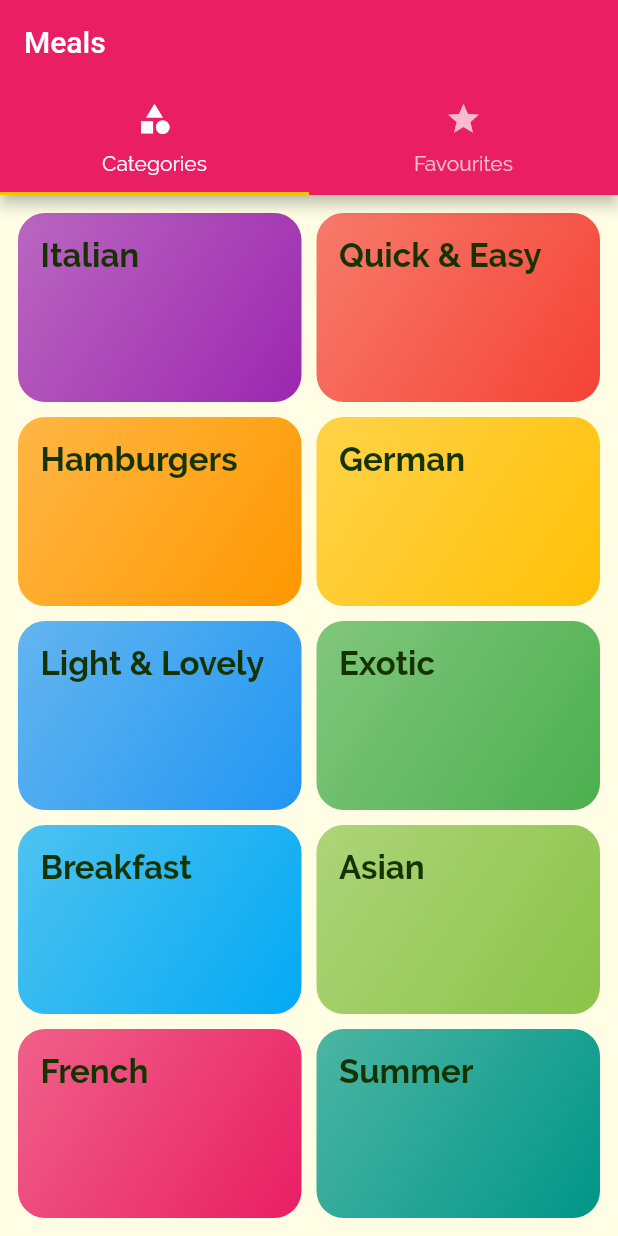
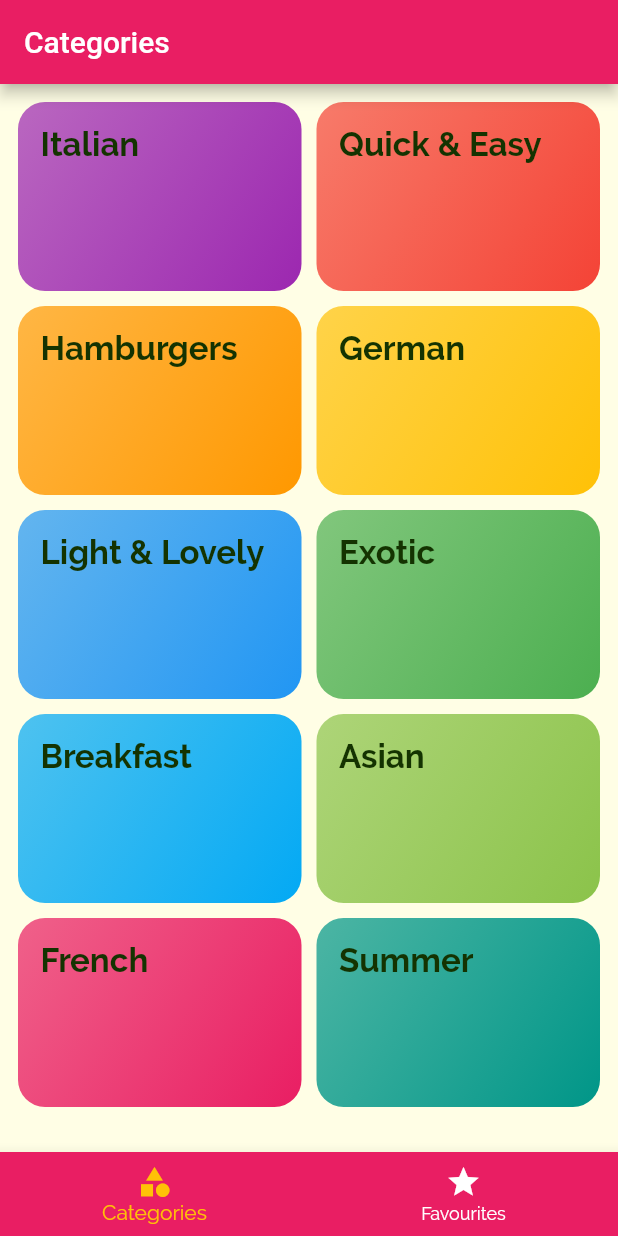
Before and after one commit to Yassin-H-Rassul/flutter_meals_app, a Flutter app: the screen it shows after launch, on a phone screen of 412 x 824 dp. Run offline on Flutter 3.47's test engine with Material 2 defaults, Android fonts, the phone set to English and light mode, and no system bars.

Commit message:
added bottom navigation helper.

```diff
--- a/lib/main.dart
+++ b/lib/main.dart
@@ -1,4 +1,5 @@
 import 'package:flutter/material.dart';
+import 'package:meals_app/screens/bottom_nav_helper.dart';
 import 'package:meals_app/screens/category_meals_screen.dart';
 import 'package:meals_app/screens/category_screen.dart';
 import 'package:meals_app/screens/meal_detail_screen.dart';
@@ -38,7 +39,7 @@ class MyApp extends StatelessWidget {
       ),
       // home: CategoryScreen(),
       routes: {
-        '/': (context) => TabsScreen(),
+        '/': (context) => BottomNavHelper(),
         CategoryMealsScreen.routeName: (context) => CategoryMealsScreen(),
         MealDetailScreen.routeName: (context) => MealDetailScreen(),
       },
--- /dev/null
+++ b/lib/screens/bottom_nav_helper.dart
@@ -0,0 +1,51 @@
+import 'package:flutter/material.dart';
+import 'package:meals_app/screens/category_screen.dart';
+import 'package:meals_app/screens/favourites_screen.dart';
+
+class BottomNavHelper extends StatefulWidget {
+  const BottomNavHelper({Key? key}) : super(key: key);
+
+  @override
+  State<BottomNavHelper> createState() => _BottomNavHelperState();
+}
+
+class _BottomNavHelperState extends State<BottomNavHelper> {
+  int _selectedPageIndex = 0;
+  List<Map<String, dynamic>> _pages = [
+    {'page': CategoryScreen(), 'title': 'Categories'},
+    {'page': FavouritesScreen(), 'title': 'Your Favourite'},
+  ];
+
+  void _selectPage(int index) {
+    setState(() {
+      _selectedPageIndex = index;
+    });
+  }
+
+  @override
+  Widget build(BuildContext context) {
+    return Scaffold(
+      appBar: AppBar(
+        title: Text(_pages[_selectedPageIndex]['title']),
+      ),
+      body: _pages[_selectedPageIndex]['page'],
+      bottomNavigationBar: BottomNavigationBar(
+        backgroundColor: Theme.of(context).primaryColor,
+        selectedItemColor: Theme.of(context).accentColor,
+        unselectedItemColor: Colors.white,
+        currentIndex: _selectedPageIndex,
+        onTap: _selectPage,
+        items: [
+          BottomNavigationBarItem(
+            icon: Icon(Icons.category),
+            label: 'Categories',
+          ),
+          BottomNavigationBarItem(
+            icon: Icon(Icons.star),
+            label: 'Favourites',
+          ),
+        ],
+      ),
+    );
+  }
+}
--- a/lib/screens/tabs_screen.dart
+++ b/lib/screens/tabs_screen.dart
@@ -1,46 +1,46 @@
-import 'package:flutter/material.dart';
-import 'package:meals_app/screens/category_screen.dart';
-import 'package:meals_app/screens/favourites_screen.dart';
+// import 'package:flutter/material.dart';
+// import 'package:meals_app/screens/category_screen.dart';
+// import 'package:meals_app/screens/favourites_screen.dart';
 
-class TabsScreen extends StatefulWidget {
-  const TabsScreen({Key? key}) : super(key: key);
+// class TabsScreen extends StatefulWidget {
+//   const TabsScreen({Key? key}) : super(key: key);
 
-  @override
-  State<TabsScreen> createState() => _TabsScreenState();
-}
+//   @override
+//   State<TabsScreen> createState() => _TabsScreenState();
+// }
 
-class _TabsScreenState extends State<TabsScreen> {
-  @override
-  Widget build(BuildContext context) {
-    return DefaultTabController(
-      length: 2,
-      child: Scaffold(
-        appBar: AppBar(
-          title: Text('Meals'),
-          bottom: const TabBar(
-            tabs: [
-              Tab(
-                icon: Icon(
-                  Icons.category,
-                ),
-                text: 'Categories',
-              ),
-              Tab(
-                icon: Icon(
-                  Icons.star,
-                ),
-                text: 'Favourites',
-              ),
-            ],
-          ),
-        ),
-        body: TabBarView(
-          children: [
-            CategoryScreen(),
-            FavouritesScreen(),
-          ],
-        ),
-      ),
-    );
-  }
-}
+// class _TabsScreenState extends State<TabsScreen> {
+//   @override
+//   Widget build(BuildContext context) {
+//     return DefaultTabController(
+//       length: 2,
+//       child: Scaffold(
+//         appBar: AppBar(
+//           title: Text('Meals'),
+//           bottom: const TabBar(
+//             tabs: [
+//               Tab(
+//                 icon: Icon(
+//                   Icons.category,
+//                 ),
+//                 text: 'Categories',
+//               ),
+//               Tab(
+//                 icon: Icon(
+//                   Icons.star,
+//                 ),
+//                 text: 'Favourites',
+//               ),
+//             ],
+//           ),
+//         ),
+//         body: TabBarView(
+//           children: [
+//             CategoryScreen(),
+//             FavouritesScreen(),
+//           ],
+//         ),
+//       ),
+//     );
+//   }
+// }
```
